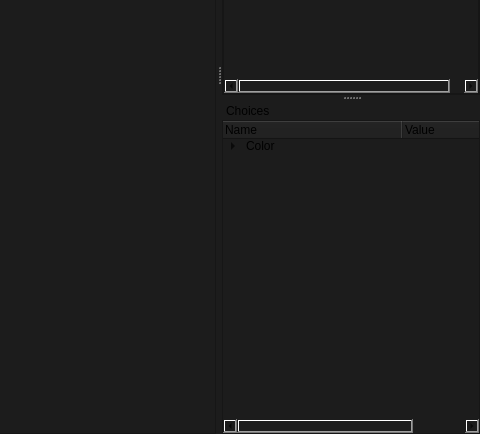
Qt form smartprop_editor/main.ui (dertwist/Hammer5Tools) before a commit; both pictures show x 800 to 1280 and y 286 to 720 of the 1280 by 720 pixel window.
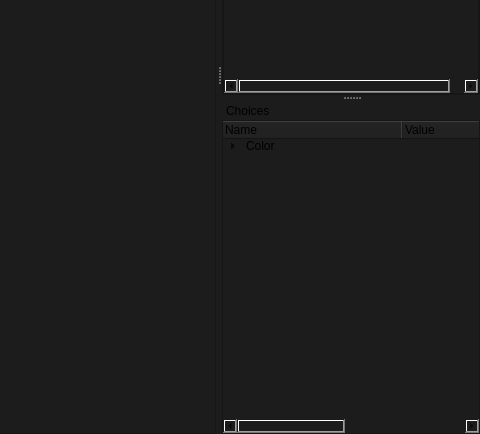
The same form after that commit. Icons and pictures are not drawn.

Diff of the .ui file:
```diff
--- a/smartprop_editor/main.ui
+++ b/smartprop_editor/main.ui
@@ -1096,6 +1096,11 @@
          <string>Value</string>
         </property>
        </column>
+       <column>
+        <property name="text">
+         <string>Type</string>
+        </property>
+       </column>
        <item>
         <property name="text">
          <string>Color</string>
```
Left out of the diff: 4 changed lines with no effect on the pictures.
